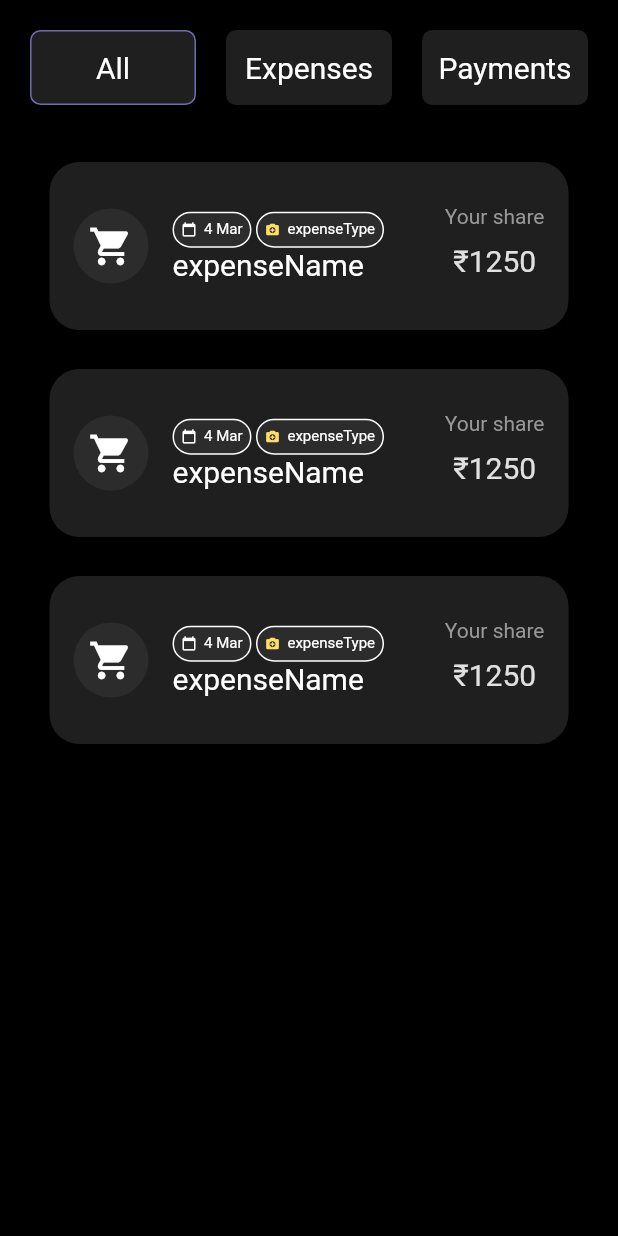
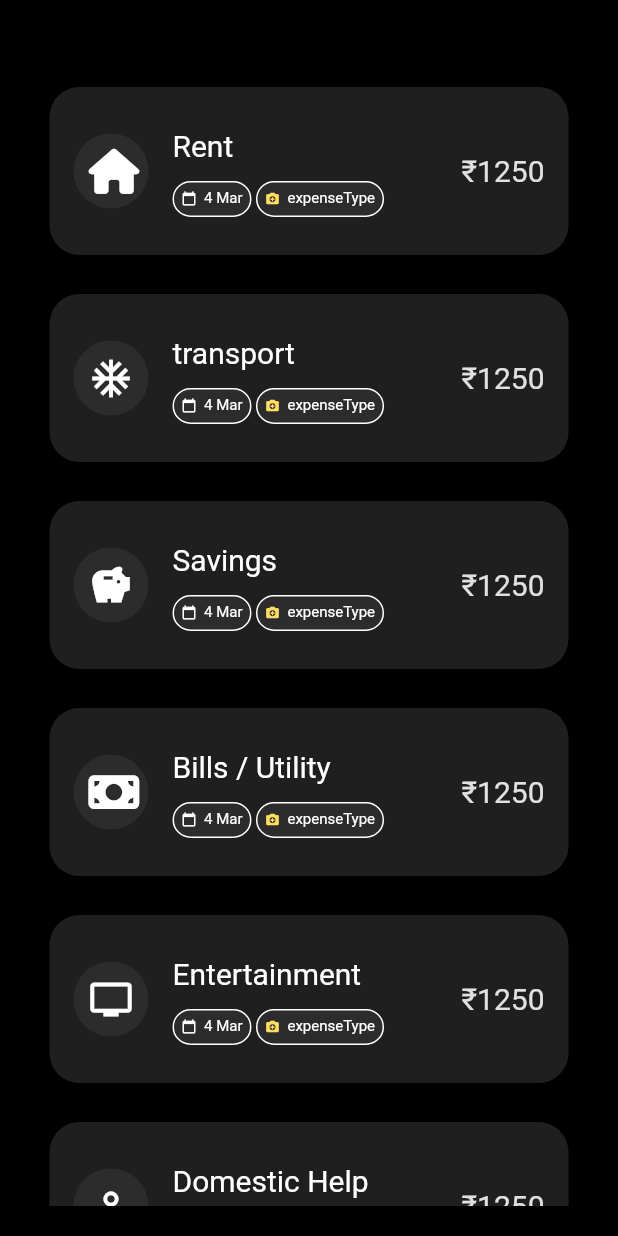
Before and after one commit to Aditya425/bfs-assignment, a Flutter app: the screen it shows after launch, on a phone screen of 412 x 824 dp. Run offline on Flutter 3.47's test engine with Material 2 defaults, Android fonts, the phone set to English and light mode, and no system bars; our stand-ins replace font_awesome_flutter.

Commit message:
Initial commit

```diff
--- a/lib/home_page.dart
+++ b/lib/home_page.dart
@@ -1,4 +1,5 @@
 import 'package:bfs_assignment/modal/expense.dart';
+import 'package:bfs_assignment/modal/get_icon.dart';
 import 'package:flutter/cupertino.dart';
 import 'package:flutter/material.dart';
 
@@ -16,18 +17,33 @@ class _HomePageState extends State<HomePage> {
     super.initState();
     //dummy data
     list.add(
-        Expense(mainIcon: Icons.shopping_cart,
-            date: "4 Mar", expenseName: "expenseName",
+        Expense(mainIcon: GetIcon.getRespIcon("Rent"),
+            date: "4 Mar", expenseName: "Rent",
             expenseType: "expenseType", myShare: 1250, expenseTypeIcon: Icons.camera_enhance)
     );
     list.add(
-        Expense(mainIcon: Icons.shopping_cart,
-            date: "4 Mar", expenseName: "expenseName",
+        Expense(mainIcon: GetIcon.getRespIcon("transport"),
+            date: "4 Mar", expenseName: "transport",
             expenseType: "expenseType", myShare: 1250, expenseTypeIcon: Icons.camera_enhance)
     );
     list.add(
-        Expense(mainIcon: Icons.shopping_cart,
-            date: "4 Mar", expenseName: "expenseName",
+        Expense(mainIcon: GetIcon.getRespIcon("Savings"),
+            date: "4 Mar", expenseName: "Savings",
+            expenseType: "expenseType", myShare: 1250, expenseTypeIcon: Icons.camera_enhance)
+    );
+    list.add(
+        Expense(mainIcon: GetIcon.getRespIcon("Bills / Utility"),
+            date: "4 Mar", expenseName: "Bills / Utility",
+            expenseType: "expenseType", myShare: 1250, expenseTypeIcon: Icons.camera_enhance)
+    );
+    list.add(
+        Expense(mainIcon: GetIcon.getRespIcon("Entertainment"),
+            date: "4 Mar", expenseName: "Entertainment",
+            expenseType: "expenseType", myShare: 1250, expenseTypeIcon: Icons.camera_enhance)
+    );
+    list.add(
+        Expense(mainIcon: GetIcon.getRespIcon("Domestic Help"),
+            date: "4 Mar", expenseName: "Domestic Help",
             expenseType: "expenseType", myShare: 1250, expenseTypeIcon: Icons.camera_enhance)
     );
   }
@@ -40,104 +56,6 @@ class _HomePageState extends State<HomePage> {
           padding: EdgeInsets.all(20.0),
           child: Column(
             children: [
-              Row(
-                children: [
-                  Flexible(
-                    fit: FlexFit.tight,
-                    child: GestureDetector(
-                      onTap: () {
-                        setState(() {
-                          selected = 1;
-                        });
-                      },
-                      child: Container(
-                        height: 50,
-                        decoration: BoxDecoration(
-                          color: Color(0xff1F1F1F),
-                          border: Border.all(
-                            color: selected == 1 ? Color(0xff706DAC) : Colors.transparent
-                          ),
-                          borderRadius: BorderRadius.circular(7)
-                        ),
-                        child: Center(
-                          child: Text(
-                            "All",
-                            style: TextStyle(
-                              color: Colors.white,
-                              fontSize: 20
-                            ),
-                          ),
-                        ),
-                      ),
-                    ),
-                  ),
-                  SizedBox(
-                    width: 20,
-                  ),
-                  Flexible(
-                    fit: FlexFit.tight,
-                    child: GestureDetector(
-                      onTap: () {
-                        setState(() {
-                          selected = 2;
-                        });
-                      },
-                      child: Container(
-                        height: 50,
-                        decoration: BoxDecoration(
-                            color: Color(0xff1F1F1F),
-                            border: Border.all(
-                                color: selected == 2 ? Color(0xff706DAC) : Colors.transparent
-                            ),
-                            borderRadius: BorderRadius.circular(7)
-                        ),
-                        child: Center(
-                          child: Text(
-                            "Expenses",
-                            style: TextStyle(
-                                color: Colors.white,
-                                fontSize: 20
-                            ),
-                          ),
-                        ),
-                      ),
-                    ),
-                  ),
-                  SizedBox(
-                    width: 20,
-                  ),
-                  Flexible(
-                    fit: FlexFit.tight,
-                    child: GestureDetector(
-                      onTap: () {
-                        setState(() {
-                          selected = 3;
-                        });
-                      },
-                      child: Container(
-                        height: 50,
-                        width: 140,
-                        decoration: BoxDecoration(
-                          color: Color(0xff1F1F1F),
-                            border: Border.all(
-                                color: selected == 3 ?  Color(0xff706DAC) : Colors.transparent
-                            ),
-                            borderRadius: BorderRadius.circular(7)
-                        ),
-                        child: Center(
-                          child: Text(
-                            "Payments",
-                            style: TextStyle(
-                                color: Colors.white,
-                                fontSize: 20
-                            ),
-                          ),
-                        ),
-                      ),
-                    ),
-                  )
-                ],
-              ),
               SizedBox(
                 height: 25,
               ),
@@ -163,7 +81,17 @@ class _HomePageState extends State<HomePage> {
                               size: 30,
                             ),
                           ),
-                          title: Row(
+                          title: Padding(
+                            padding: EdgeInsets.only(bottom: 12.0),
+                            child: Text(
+                              "${list[index].expenseName}",
+                              style: TextStyle(
+                                  color: Colors.white,
+                                  fontSize: 20
+                              ),
+                            ),
+                          ),
+                          subtitle: Row(
                             children: [
                               Container(
                                 decoration: BoxDecoration(
@@ -228,32 +156,12 @@ class _HomePageState extends State<HomePage> {
                               )
                             ],
                           ),
-                          subtitle: Text(
-                            "${list[index].expenseName}",
-                            style: TextStyle(
-                              color: Colors.white,
-                              fontSize: 20
-                            ),
-                          ),
-                          trailing: Column(
-                            children: [
-                              Text(
-                                "Your share",
-                                style: TextStyle(
-                                  color: Color(0xff989898)
-                                ),
-                              ),
-                              SizedBox(
-                                height: 10,
-                              ),
-                              Text(
+                          trailing: Text(
                             "₹${list[index].myShare}",
                             style: TextStyle(
                                 color: Color(0xffE1E1E1),
                                 fontSize: 20
                             ),
-                              ),
-                            ],
                           ),
                         ),
                       ),
--- /dev/null
+++ b/lib/modal/get_icon.dart
@@ -0,0 +1,48 @@
+import 'package:flutter/material.dart';
+import 'package:font_awesome_flutter/font_awesome_flutter.dart';
+
+class GetIcon {
+  static IconData getRespIcon(String name) {
+    IconData iconData = Icons.ac_unit;
+    switch (name) {
+      case "Rent":
+        iconData = FontAwesomeIcons.house;
+        break;
+      case "Bills / Utility":
+        iconData = FontAwesomeIcons.moneyBill;
+        break;
+      case "Groceries":
+        iconData = FontAwesomeIcons.bagShopping;
+        break;
+      case "Transport":
+        iconData = FontAwesomeIcons.car;
+        break;
+      case "Domestic Help":
+        iconData = Icons.person_outline_sharp;
+        break;
+      case "Other Needs":
+        iconData = FontAwesomeIcons.o;
+        break;
+      case "Shopping":
+        iconData = Icons.shopping_cart;
+        break;
+      case "Gym / Salon":
+        iconData = Icons.accessibility_sharp;
+        break;
+      case "Entertainment":
+        iconData = Icons.tv;
+        break;
+      case "Subscription":
+        iconData = Icons.tv;
+        break;
+      case "Other Wants":
+        iconData = Icons.now_wallpaper_sharp;
+        break;
+      case "Savings":
+        iconData = Icons.savings;
+        break;
+    }
+
+    return iconData;
+  }
+}
--- a/pubspec.yaml
+++ b/pubspec.yaml
@@ -28,6 +28,7 @@ dependencies:
   # The following adds the Cupertino Icons font to your application.
   # Use with the CupertinoIcons class for iOS style icons.
   cupertino_icons: ^1.0.2
+  font_awesome_flutter: ^10.1.0
 
 dev_dependencies:
   flutter_test:
```
Also changed, not shown: images/icons/grocery.png (added), pubspec.lock. Lines whose indentation alone changed are shown as unchanged.
